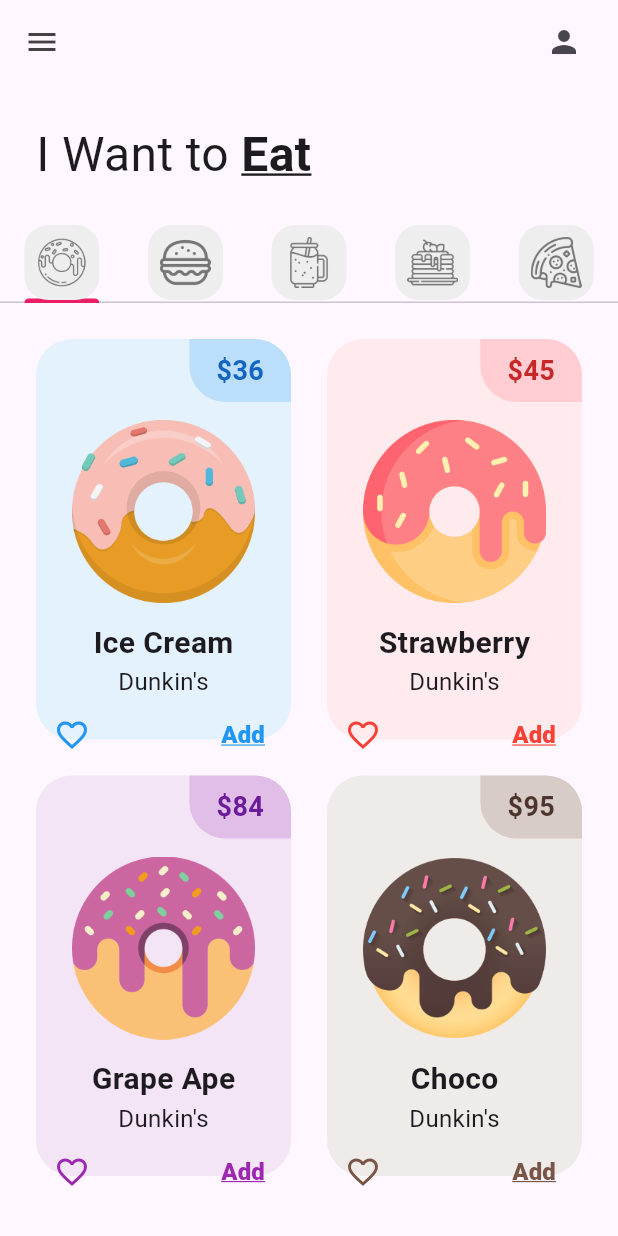
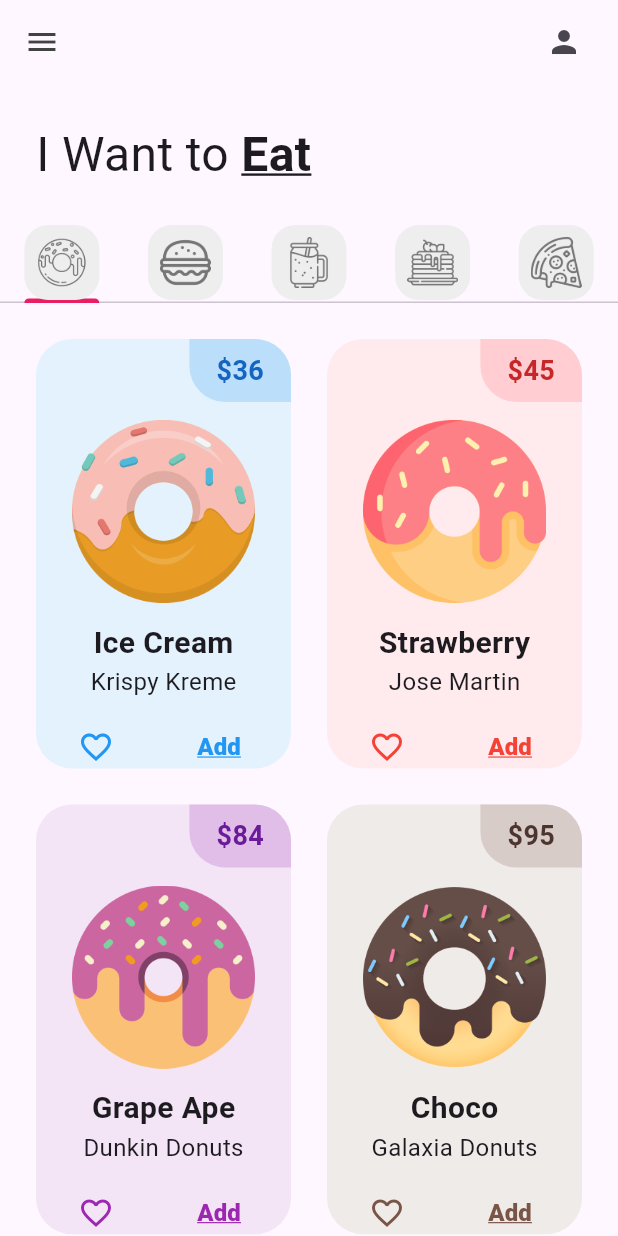
Before and after one commit to CesarLuna2001/donut_app_4sa, a Flutter app: the screen it shows after launch, on a phone screen of 412 x 824 dp. Run offline on Flutter 3.47's test engine with Material 3 defaults, Android fonts, the phone set to English and light mode, and no system bars.

Commit message:
DonutTile Finished (Class Design)

```diff
--- a/lib/tabs/donut_tab.dart
+++ b/lib/tabs/donut_tab.dart
@@ -5,11 +5,11 @@ class DonutTab extends StatelessWidget {
 
   //list of donuts
   final List donutsOnSale = [
-    //[ donutFlavor, donutPrice, donutColor, imageName ]
-    ["Ice Cream", "36", Colors.blue, "lib/images/icecream_donut.png"],
-    ["Strawberry", "45", Colors.red, "lib/images/strawberry_donut.png"],
-    ["Grape Ape", "84", Colors.purple, "lib/images/grape_donut.png"],
-    ["Choco", "95", Colors.brown, "lib/images/chocolate_donut.png"],
+    //[ donutFlavor, Sucursales donutPrice, donutColor, imageName ]
+    ["Ice Cream", "Krispy Kreme" ,"36", Colors.blue, "lib/images/icecream_donut.png"],
+    ["Strawberry", "Jose Martin", "45", Colors.red, "lib/images/strawberry_donut.png"],
+    ["Grape Ape", "Dunkin Donuts", "84", Colors.purple, "lib/images/grape_donut.png"],
+    ["Choco", "Galaxia Donuts", "95", Colors.brown, "lib/images/chocolate_donut.png"],
   ];
 
   DonutTab({super.key});
@@ -22,7 +22,7 @@ class DonutTab extends StatelessWidget {
         //Numero de columnas
         crossAxisCount: 2,
         //Proporcion entre ancho y alto
-        childAspectRatio: 1/1.5),
+        childAspectRatio: 1/1.6),
       //Cuantos elementos
       itemCount: 4,
       padding: EdgeInsets.all(12),
@@ -30,11 +30,12 @@ class DonutTab extends StatelessWidget {
       itemBuilder: (context, index){
         return DonutTile(
           donutFlavor : donutsOnSale[index][0],
-          donutPrice : donutsOnSale[index][1],
-          donutColor : donutsOnSale[index][2],
-          imageName : donutsOnSale[index][3]
+          donutStore: donutsOnSale[index][1],
+          donutPrice : donutsOnSale[index][2],
+          donutColor : donutsOnSale[index][3],
+          imageName : donutsOnSale[index][4],
 
-          );
+        );
       }
     );
   }
--- a/lib/utils/donut_tile.dart
+++ b/lib/utils/donut_tile.dart
@@ -3,6 +3,7 @@ import 'package:flutter/material.dart';
 class DonutTile extends StatelessWidget {
   final String donutFlavor;
   final String donutPrice;
+  final String donutStore;
   //Dynamic porque sera de tipo color
   final dynamic donutColor;
   final String imageName;
@@ -10,6 +11,7 @@ class DonutTile extends StatelessWidget {
   const DonutTile(
     {super.key,
     required this.donutFlavor,
+    required this.donutStore,
     required this.donutPrice,
     required this.donutColor,
     required this.imageName});
@@ -67,12 +69,14 @@ class DonutTile extends StatelessWidget {
                   //color: donutColor
                 ),),
 
-            Text("Dunkin's", style: TextStyle(
+            Text(donutStore, style: TextStyle(
               fontSize: 16
             ),),
             //Icons
 
-            Row(
+            Padding(
+              padding: const EdgeInsets.symmetric(horizontal: 16.0, vertical: 8.0),
+              child: Row(
                 mainAxisAlignment: MainAxisAlignment.spaceBetween,
                 children: [
                   IconButton(
@@ -101,6 +105,7 @@ class DonutTile extends StatelessWidget {
 
                 ],
               ),
+            ),
           ],
         ),
       ),
```
Lines whose indentation alone changed are shown as unchanged.
